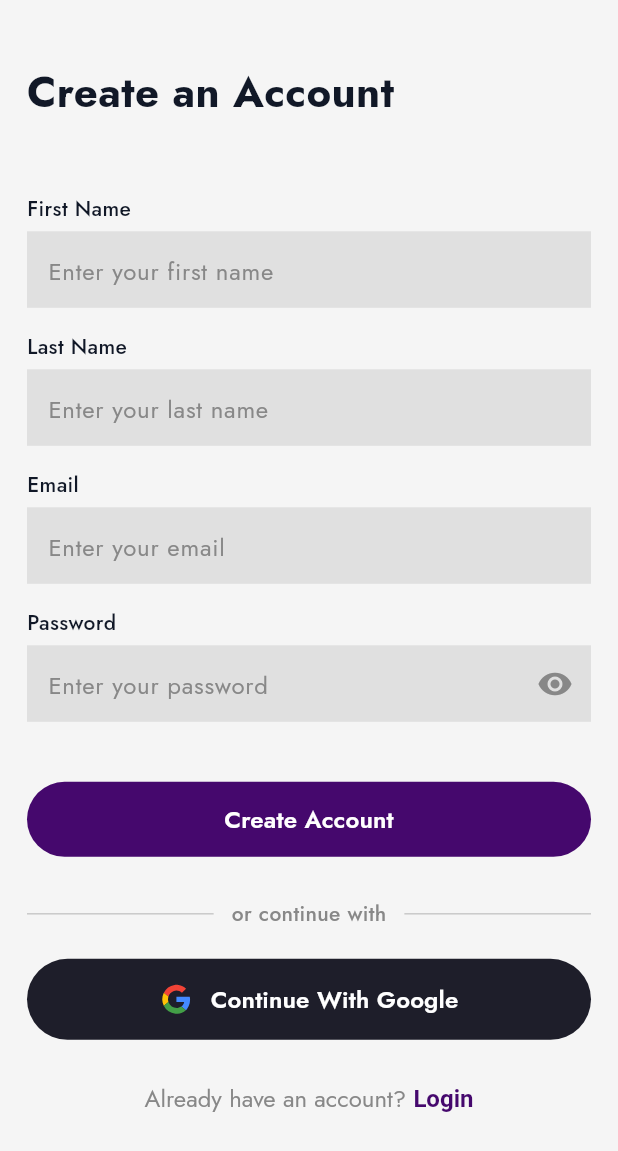
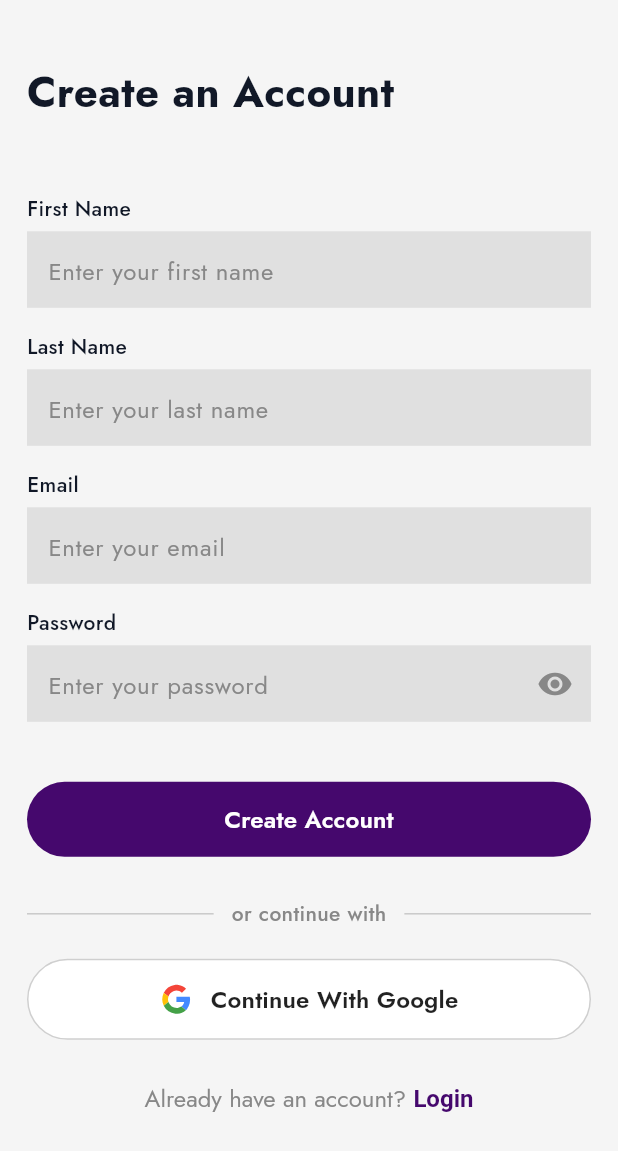
Before and after one commit to appmechanic/Clear_Case, a Flutter app: the SignupScreen screen opened by its route, on a phone screen of 412 x 824 dp. Shown: the top 1151 px of the screen. Run offline on Flutter 3.47's test engine with Material 3 defaults, Android fonts, the phone set to English and light mode, and no system bars; our stand-ins replace cloud_firestore, dotted_border, dropdown_button2, file_picker, firebase_auth, firebase_core and 15 more; accounts and stored records are empty.

Commit message:
Add Apple Sign-In support and iOS entitlements

```diff
--- a/lib/views/auth/signup_screen.dart
+++ b/lib/views/auth/signup_screen.dart
@@ -1,3 +1,5 @@
+import 'dart:io' show Platform;
+import 'package:flutter/foundation.dart' show kIsWeb;
 import 'package:flutter/gestures.dart';
 import 'package:flutter/material.dart';
 import 'package:provider/provider.dart';
@@ -85,7 +87,7 @@ class _SignupScreenState extends State<SignupScreen> {
                         CustomPrimaryButton(
                             text: "Create Account",
                             isLoading: provider.isLoading,
-                            onPressed: provider.isGoogleLoading
+                            onPressed: (provider.isGoogleLoading || provider.isAppleLoading)
                                 ? null
                                 : () {
                                     if (_formKey.currentState!.validate() && authController.isRegisterValidate(context: context)) {
@@ -102,9 +104,18 @@ class _SignupScreenState extends State<SignupScreen> {
                         const SizedBox(height: 28),
                         const OrContinueWithDivider(),
                         const SizedBox(height: 20),
-                        SocialAuthButton(
+                        if (!kIsWeb && Platform.isIOS) ...[
+                          AppleSignInButton(
+                            isLoading: provider.isAppleLoading,
+                            onPressed: (provider.isLoading || provider.isGoogleLoading)
+                                ? null
+                                : () => provider.appleSignInFunction(context: context),
+                          ),
+                          const SizedBox(height: 12),
+                        ],
+                        GoogleSignInButton(
                           isLoading: provider.isGoogleLoading,
-                          onPressed: provider.isLoading
+                          onPressed: (provider.isLoading || provider.isAppleLoading)
                               ? null
                               : () => provider.googleSignInFunction(context: context),
                         ),
--- a/lib/views/widgets/social_auth_button.dart
+++ b/lib/views/widgets/social_auth_button.dart
@@ -4,11 +4,11 @@ import 'package:flutter/material.dart';
 import 'package:flutter_svg/flutter_svg.dart';
 import '../../core/theme/app_colors.dart';
 
-class SocialAuthButton extends StatelessWidget {
+class GoogleSignInButton extends StatelessWidget {
   final VoidCallback? onPressed;
   final bool isLoading;
 
-  const SocialAuthButton({
+  const GoogleSignInButton({
     super.key,
     this.onPressed,
     this.isLoading = false,
@@ -18,12 +18,72 @@ class SocialAuthButton extends StatelessWidget {
   Widget build(BuildContext context) {
     if (kIsWeb) return const SizedBox.shrink();
 
-    final isIOS = Platform.isIOS;
-    final isAndroid = Platform.isAndroid;
-    if (!isIOS && !isAndroid) return const SizedBox.shrink();
+    return SizedBox(
+      width: double.infinity,
+      height: 54,
+      child: ElevatedButton(
+        onPressed: isLoading ? null : onPressed,
+        style: ElevatedButton.styleFrom(
+          backgroundColor: AppColors.whiteColor,
+          disabledBackgroundColor: AppColors.whiteColor,
+          foregroundColor: Colors.black87,
+          shadowColor: Colors.transparent,
+          elevation: 0,
+          side: BorderSide(
+            color: AppColors.greyColor.withValues(alpha: 0.4),
+            width: 1,
+          ),
+          shape: RoundedRectangleBorder(
+            borderRadius: BorderRadius.circular(28),
+          ),
+        ),
+        child: isLoading
+            ? const SizedBox(
+                height: 22,
+                width: 22,
+                child: CircularProgressIndicator(
+                  strokeWidth: 2,
+                  valueColor: AlwaysStoppedAnimation<Color>(Colors.black54),
+                ),
+              )
+            : Row(
+                mainAxisAlignment: MainAxisAlignment.center,
+                children: [
+                  SvgPicture.asset(
+                    'assets/icons/google.svg',
+                    height: 22,
+                    width: 22,
+                  ),
+                  const SizedBox(width: 12),
+                  const Text(
+                    'Continue With Google',
+                    style: TextStyle(
+                      color: Colors.black87,
+                      fontSize: 16,
+                      fontWeight: FontWeight.w600,
+                    ),
+                  ),
+                ],
+              ),
+      ),
+    );
+  }
+}
 
-    final assetPath = isIOS ? 'assets/icons/apple.svg' : 'assets/icons/google.svg';
-    final label = isIOS ? 'Continue With Apple' : 'Continue With Google';
+class AppleSignInButton extends StatelessWidget {
+  final VoidCallback? onPressed;
+  final bool isLoading;
+
+  const AppleSignInButton({
+    super.key,
+    this.onPressed,
+    this.isLoading = false,
+  });
+
+  @override
+  Widget build(BuildContext context) {
+    if (kIsWeb) return const SizedBox.shrink();
+    if (!Platform.isIOS) return const SizedBox.shrink();
 
     return SizedBox(
       width: double.infinity,
@@ -53,17 +113,18 @@ class SocialAuthButton extends StatelessWidget {
                 mainAxisAlignment: MainAxisAlignment.center,
                 children: [
                   SvgPicture.asset(
-                    assetPath,
+                    'assets/icons/apple.svg',
                     height: 22,
                     width: 22,
-                    colorFilter: isIOS
-                        ? const ColorFilter.mode(AppColors.whiteColor, BlendMode.srcIn)
-                        : null,
+                    colorFilter: const ColorFilter.mode(
+                      AppColors.whiteColor,
+                      BlendMode.srcIn,
+                    ),
                   ),
                   const SizedBox(width: 12),
-                  Text(
-                    label,
-                    style: const TextStyle(
+                  const Text(
+                    'Continue With Apple',
+                    style: TextStyle(
                       color: AppColors.whiteColor,
                       fontSize: 16,
                       fontWeight: FontWeight.w600,
--- a/pubspec.yaml
+++ b/pubspec.yaml
@@ -3,7 +3,7 @@ description: "A new Flutter project."
 
 publish_to: 'none'
 
-version: 1.0.0+3
+version: 1.0.0+5
 
 environment:
   sdk: ^3.10.4
@@ -34,9 +34,11 @@ dependencies:
   pdf: ^3.12.0
   printing: ^5.14.3
   url_launcher: ^6.3.2
-  icons_launcher: ^3.1.0
+  icons_launcher: ^3.0.3
   webview_flutter: ^4.13.1
   google_sign_in: ^6.2.1
+  sign_in_with_apple: ^6.1.4
+  crypto: ^3.0.5
 
 dev_dependencies:
   flutter_test:
```
Also changed, not shown: lib/provider/auth_provider.dart (+121 -0 lines), lib/provider/setting_provider.dart (+43 -13 lines), lib/services/auth_service.dart (+146 -0 lines), lib/views/auth/login_screen.dart (+14 -3 lines), pubspec.lock, 5 other files.
